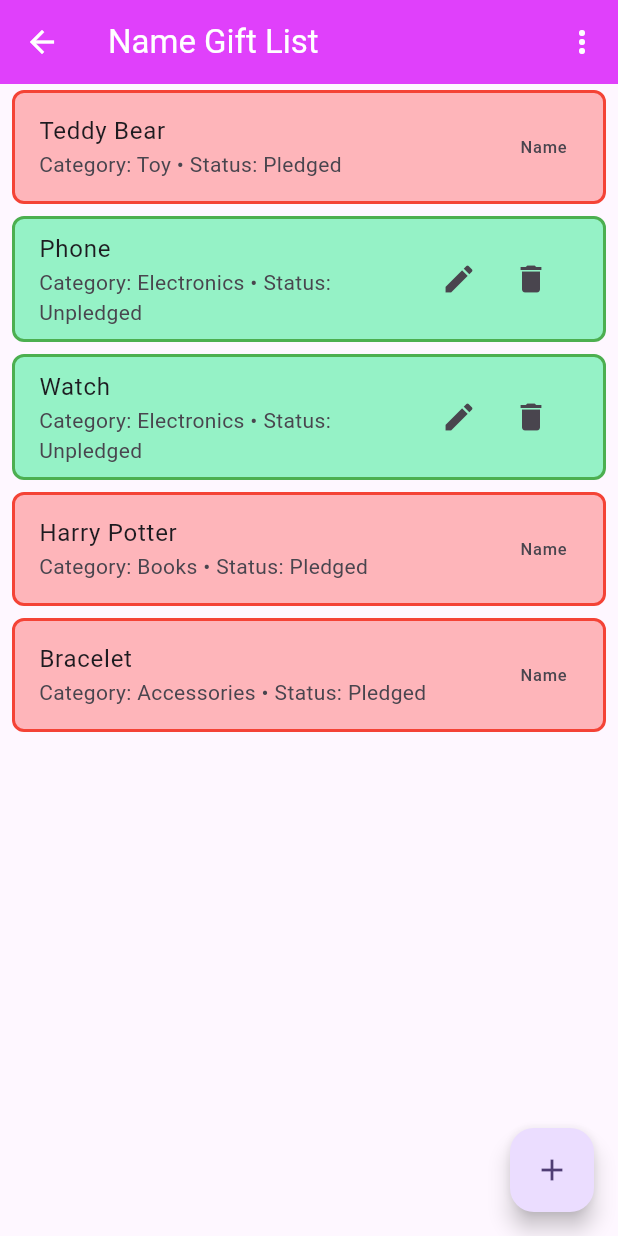
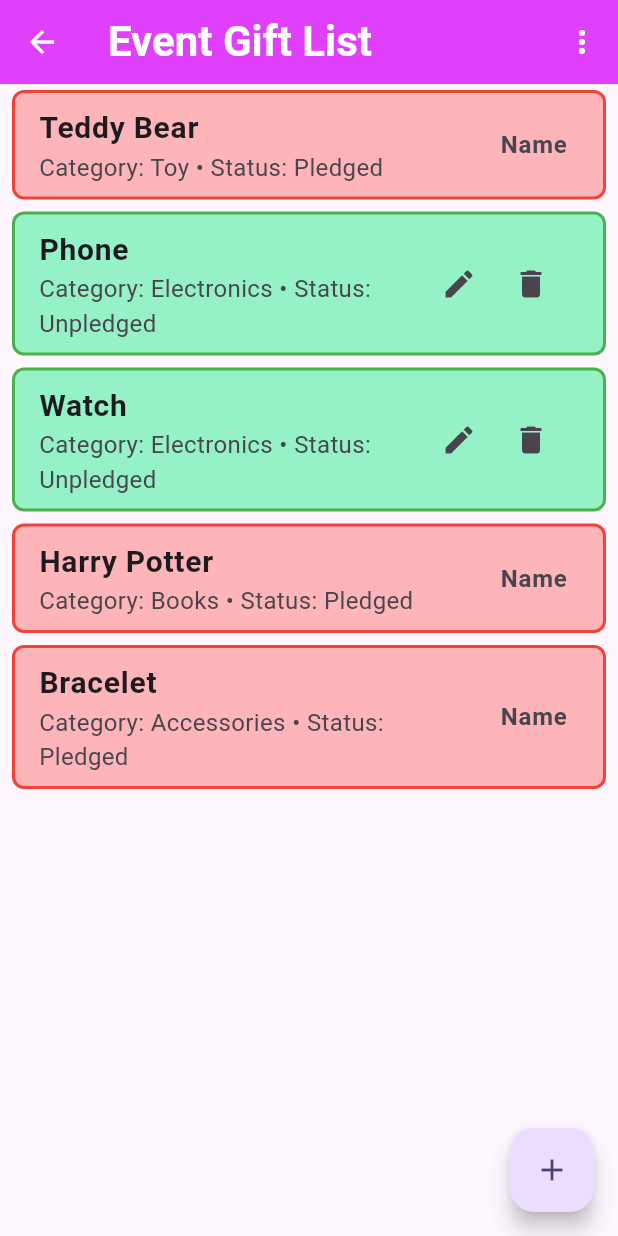
Before and after one commit to ShadyGirgis79/Hedieaty-Mobile-App, a Flutter app: the MyGiftList screen opened by its route, on a phone screen of 412 x 824 dp. Run offline on Flutter 3.47's test engine with Material 3 defaults, Android fonts, the phone set to English and light mode, and no system bars; network calls fail.

Commit message:
My Gift List Layout Done

```diff
--- a/lib/Gifts/MyGiftListPage.dart
+++ b/lib/Gifts/MyGiftListPage.dart
@@ -1,5 +1,5 @@
 import 'package:flutter/material.dart';
-import 'package:hedieaty/OldVersion/GiftDetailsPage.dart';
+import 'package:hedieaty/Details/MyGiftDetailsPage.dart';
 import 'package:hedieaty/Model/Gift_Model.dart';
 
 class MyGiftList extends StatefulWidget {
@@ -204,7 +204,11 @@ class _MyGiftListState extends State<MyGiftList> {
   Widget build(BuildContext context) {
     return Scaffold(
       appBar: AppBar(
-        title: const Text("Name Gift List"),
+        title: const Text("Event Gift List",
+          style: TextStyle(
+            fontWeight: FontWeight.bold,
+            fontSize: 28,
+          ),),
         backgroundColor: Colors.purpleAccent,
         foregroundColor: Colors.white,
         actions: [
@@ -235,8 +239,16 @@ class _MyGiftListState extends State<MyGiftList> {
             ),
             margin: const EdgeInsets.symmetric(vertical: 4.0, horizontal: 8.0),
             child: ListTile(
-              title: Text(gift.name),
-              subtitle: Text("Category: ${gift.category} • Status: ${gift.status}"),
+              title: Text(gift.name,
+                style: TextStyle(
+                  fontWeight: FontWeight.bold,
+                  fontSize: 20,
+                ),),
+              subtitle: Text("Category: ${gift.category} • Status: ${gift.status}",
+                style: TextStyle(
+                  //fontWeight: FontWeight.bold,
+                  fontSize: 16,
+                ),),
               //This is made to remove icons if Gift is pledged
               trailing: !isPledged
                   ? Row(
@@ -252,10 +264,19 @@ class _MyGiftListState extends State<MyGiftList> {
                   ),
                 ],
               )
-                  : const Text("Name"), // No trailing icons if the item is pledged
+                  : const Text("Name",
+                style: TextStyle(
+                  fontWeight: FontWeight.bold,
+                  fontSize: 16,
+                ),), // No trailing icons if the item is pledged
               //Here I want to add name of the person that will get gift
               onTap: (){
-                Navigator.pushNamed(context, '/MyGiftDetails');
+                Navigator.push(
+                  context,
+                  MaterialPageRoute(
+                    builder: (context) => MyGiftDetails(),
+                  ),
+                );
               },
             ),
           );
```
